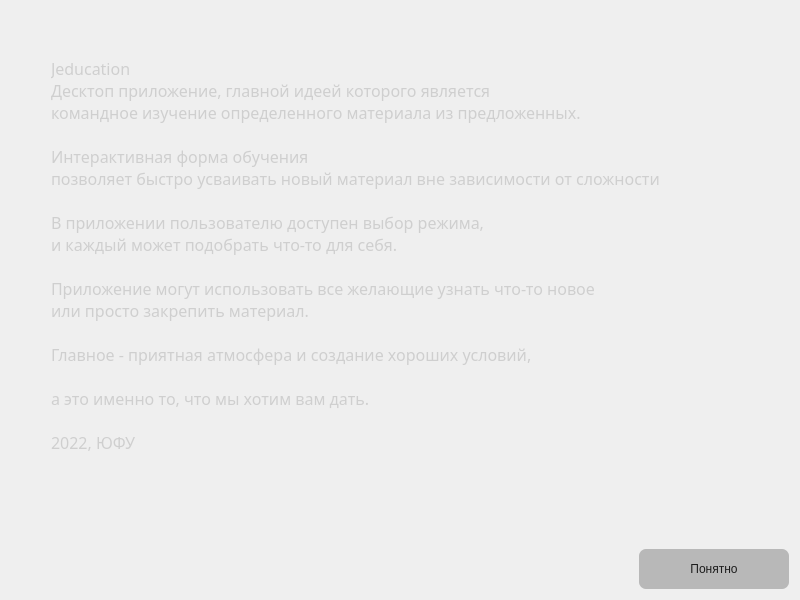
Qt form Client/jeducation-v0.1/info.ui (Avedik/Desktop-application-IEducation) before a commit.
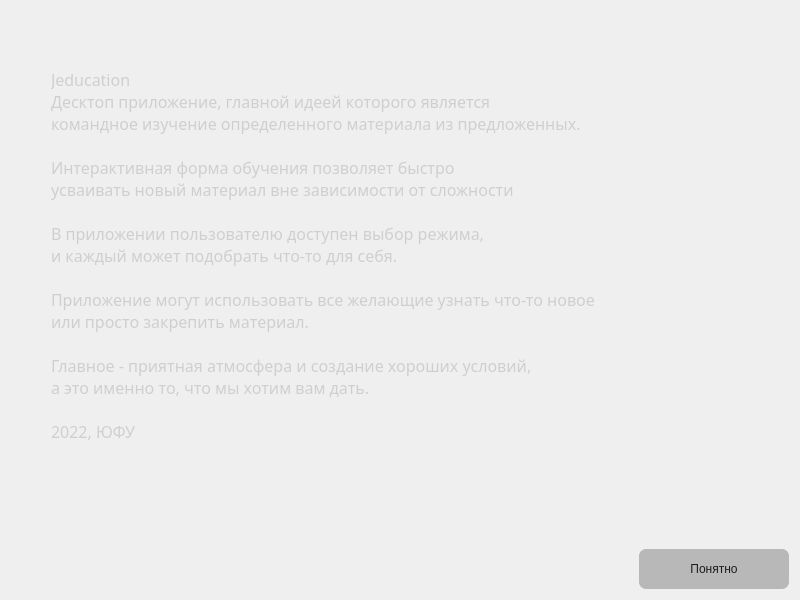
The same form after that commit.

What changed in the file:
```diff
--- a/Client/jeducation-v0.1/info.ui
+++ b/Client/jeducation-v0.1/info.ui
@@ -70,8 +70,8 @@
 Десктоп приложение, главной идеей которого является 
 командное изучение определенного материала из предложенных.
 
-Интерактивная форма обучения 
-позволяет быстро усваивать новый материал вне зависимости от сложности
+Интерактивная форма обучения позволяет быстро 
+усваивать новый материал вне зависимости от сложности
 
 В приложении пользователю доступен выбор режима,
 и каждый может подобрать что-то для себя.
@@ -80,7 +80,6 @@
 или просто закрепить материал.
 
 Главное - приятная атмосфера и создание хороших условий,
-
 а это именно то, что мы хотим вам дать.
 
 2022, ЮФУ</string>
```
